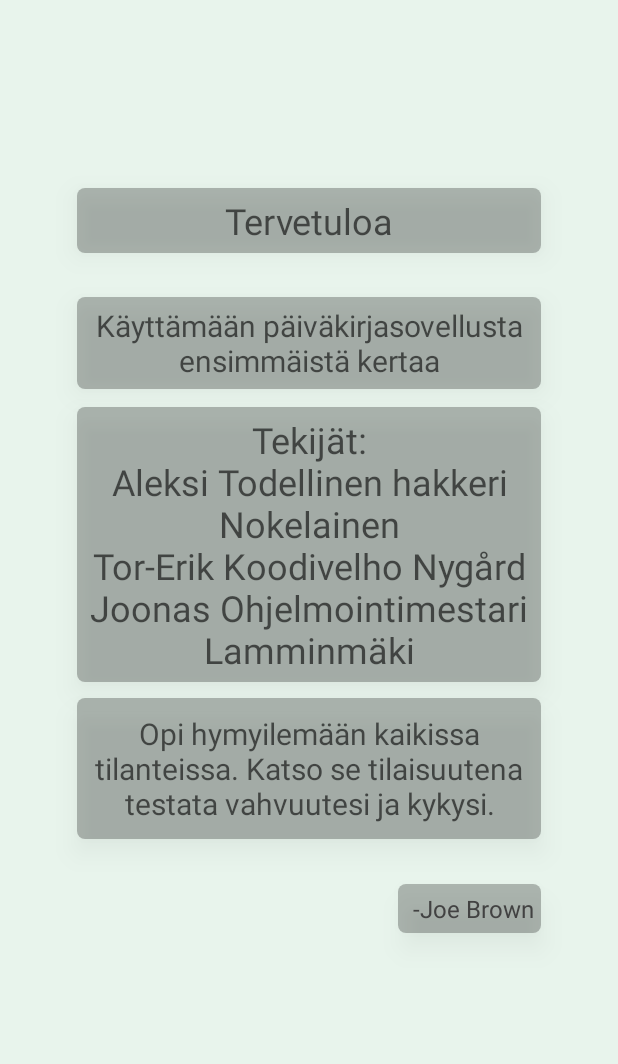
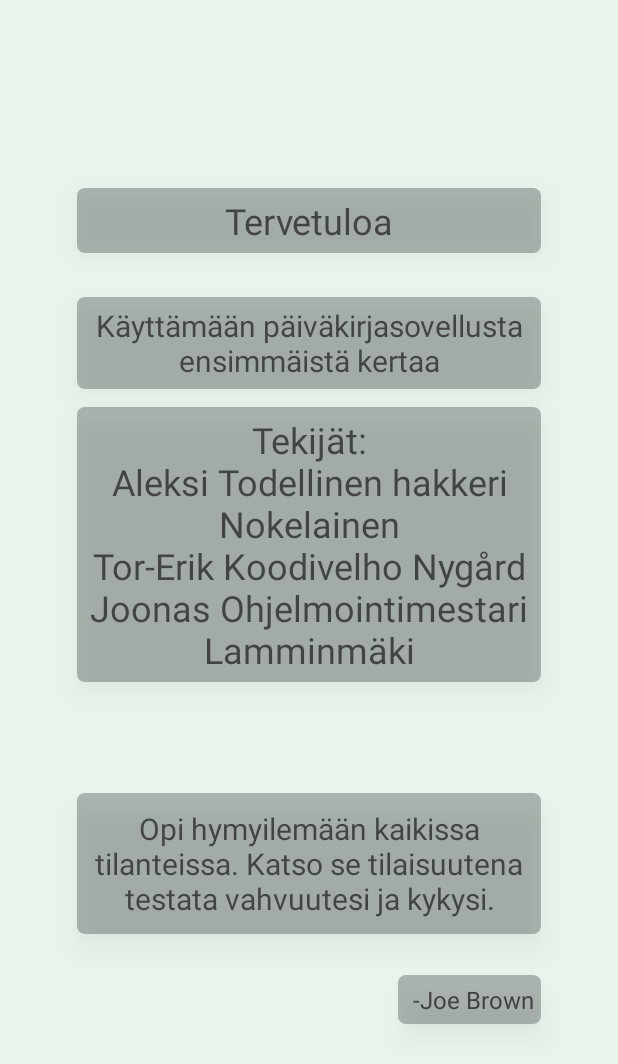
Before and after one commit to Krugou/Terveyssovellusryhm8, an Android app: the Aloitusluokka screen opened directly, with no data from a screen before it, on a phone screen of 412 x 824 dp. Shown: the top 1064 px of the screen. Run offline under Robolectric (Android 15) with nearby library versions, the phone set to English and light mode, and no system bars.

Commit message:
Update activity_aloitusluokka.xml

```diff
--- a/app/src/main/res/layout/activity_aloitusluokka.xml
+++ b/app/src/main/res/layout/activity_aloitusluokka.xml
@@ -34,7 +34,7 @@
         android:layout_width="wrap_content"
         android:layout_height="wrap_content"
         android:orientation="horizontal"
-        app:layout_constraintGuide_percent="0.81" />
+        app:layout_constraintGuide_percent="0.9" />
 
     <TextView
         app:autoSizeMaxTextSize="30dp"
@@ -150,14 +150,14 @@
         android:layout_width="wrap_content"
         android:layout_height="wrap_content"
         android:orientation="horizontal"
-        app:layout_constraintGuide_percent="0.54" />
+        app:layout_constraintGuide_percent="0.62" />
 
     <androidx.constraintlayout.widget.Guideline
         android:id="@+id/guideline16"
         android:layout_width="wrap_content"
         android:layout_height="wrap_content"
         android:orientation="horizontal"
-        app:layout_constraintGuide_percent="0.78" />
+        app:layout_constraintGuide_percent="0.85" />
 
     <TextView
 
```
